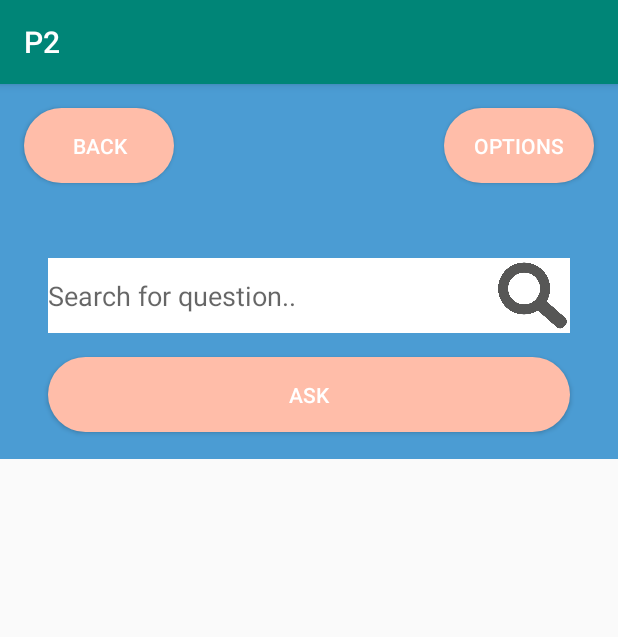
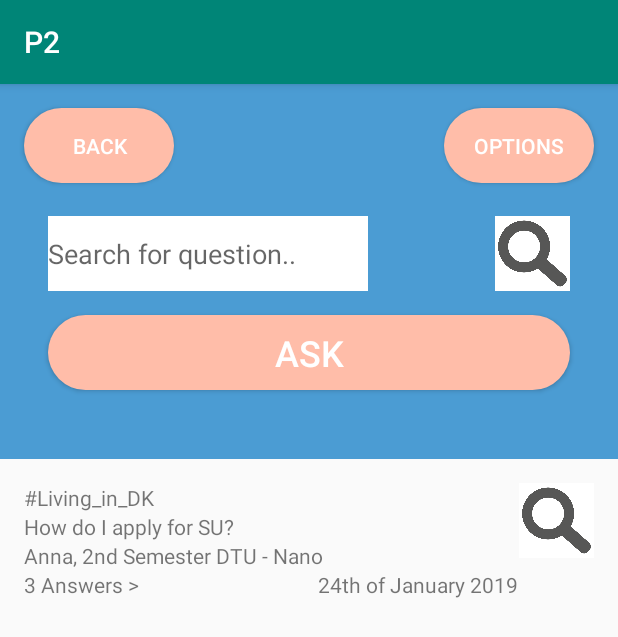
Before and after one commit to bjornwinther/P2, an Android app: the Forum screen opened directly, with no data from a screen before it, on a phone screen of 412 x 824 dp. Shown: the top 637 px of the screen. Run offline under Robolectric (Android 15) with nearby library versions, the light colour scheme and no system bars.

Commit message:
drawable

```diff
--- a/app/src/main/java/com/example/p2/Forum.java
+++ b/app/src/main/java/com/example/p2/Forum.java
@@ -7,6 +7,7 @@ import android.os.Bundle;
 import android.view.View;
 import android.widget.Button;
 import android.widget.EditText;
+import android.widget.TextView;
 
 public class Forum extends AppCompatActivity {
 
@@ -20,8 +21,10 @@ public class Forum extends AppCompatActivity {
     Button options = (Button)findViewById(R.id.OptionsButton);
     Button ask = (Button)findViewById(R.id.BackButton);
     */
+
 /*
-    back.setOnClickListener(new View.OnClickListener(){
+    TextView textView1 = (TextView)findViewById(R.id.textView3);
+    textView1.setOnClickListener(new View.OnClickListener(){
         public void onClick(View view){
             Intent intent = new Intent(Forum.this, MainActivity.class);
             startActivity(intent);
--- a/app/src/main/res/layout/activity_forum.xml
+++ b/app/src/main/res/layout/activity_forum.xml
@@ -23,7 +23,7 @@
         android:layout_height="50dp"
         android:layout_marginStart="32dp"
         android:layout_marginLeft="32dp"
-        android:layout_marginTop="116dp"
+        android:layout_marginTop="88dp"
         android:background="#FFFFFF"
         android:ems="10"
         android:hint="@string/edit_search_question"
@@ -32,6 +32,19 @@
         app:layout_constraintEnd_toEndOf="@+id/imageButton2"
         app:layout_constraintStart_toStartOf="parent"
         app:layout_constraintTop_toTopOf="parent" />
+
+    <ImageButton
+        android:id="@+id/imageButton4"
+        android:layout_width="50dp"
+        android:layout_height="50dp"
+        android:layout_marginEnd="32dp"
+        android:layout_marginRight="32dp"
+        android:adjustViewBounds="true"
+        android:background="#FFFFFF"
+        android:scaleType="centerCrop"
+        app:layout_constraintEnd_toEndOf="parent"
+        app:layout_constraintTop_toTopOf="@+id/SearchForQuestion"
+        app:srcCompat="@drawable/searchicon" />
 
     <Button
         android:id="@+id/Back"
@@ -71,34 +84,82 @@
         android:background="@drawable/button_background"
         android:text="Ask"
         android:textColor="#FFFFFF"
+        android:textSize="24sp"
         app:layout_constraintEnd_toEndOf="parent"
         app:layout_constraintStart_toStartOf="parent"
         app:layout_constraintTop_toBottomOf="@+id/SearchForQuestion" />
+
+    <ScrollView
+        android:id="@+id/scrollView"
+        android:layout_width="0dp"
+        android:layout_height="0dp"
+        android:layout_marginStart="16dp"
+        android:layout_marginLeft="16dp"
+        android:layout_marginTop="16dp"
+        android:layout_marginEnd="16dp"
+        android:layout_marginRight="16dp"
+        android:layout_marginBottom="16dp"
+        app:layout_constraintBottom_toBottomOf="parent"
+        app:layout_constraintEnd_toEndOf="parent"
+        app:layout_constraintStart_toStartOf="parent"
+        app:layout_constraintTop_toBottomOf="@+id/BackgroundBlue" >
+
+        <androidx.constraintlayout.widget.ConstraintLayout
+            android:layout_width="match_parent"
+            android:layout_height="wrap_content">
 
             <ImageButton
                 android:id="@+id/imageButton2"
                 android:layout_width="50dp"
                 android:layout_height="50dp"
-        android:layout_marginEnd="32dp"
-        android:layout_marginRight="32dp"
                 android:adjustViewBounds="true"
                 android:background="#FFFFFF"
                 android:scaleType="centerCrop"
                 app:layout_constraintEnd_toEndOf="parent"
-        app:layout_constraintTop_toTopOf="@+id/SearchForQuestion"
                 app:srcCompat="@drawable/searchicon" />
 
-    <ScrollView
-        android:layout_width="395dp"
-        android:layout_height="465dp"
-        app:layout_constraintEnd_toEndOf="parent"
+            <TextView
+                android:id="@+id/Hashtag1"
+                android:layout_width="0dp"
+                android:layout_height="wrap_content"
+                android:text="#Living_in_DK"
+                app:layout_constraintEnd_toStartOf="@+id/imageButton2"
                 app:layout_constraintStart_toStartOf="parent"
-        tools:layout_editor_absoluteY="258dp">
+                tools:layout_editor_absoluteY="0dp" />
 
-        <LinearLayout
-            android:layout_width="match_parent"
+            <TextView
+                android:id="@+id/Question1"
+                android:layout_width="0dp"
                 android:layout_height="wrap_content"
-            android:orientation="vertical" />
+                android:text="How do I apply for SU?"
+                app:layout_constraintEnd_toStartOf="@+id/imageButton2"
+                app:layout_constraintStart_toStartOf="parent"
+                app:layout_constraintTop_toBottomOf="@+id/Hashtag1" />
+
+            <TextView
+                android:id="@+id/Profile1"
+                android:layout_width="0dp"
+                android:layout_height="wrap_content"
+                android:text="Anna, 2nd Semester DTU - Nano"
+                app:layout_constraintEnd_toStartOf="@+id/imageButton2"
+                app:layout_constraintStart_toStartOf="parent"
+                app:layout_constraintTop_toBottomOf="@+id/Question1" />
+
+            <TextView
+                android:id="@+id/Answers1"
+                android:layout_width="wrap_content"
+                android:layout_height="wrap_content"
+                android:text="3 Answers >"
+                app:layout_constraintTop_toBottomOf="@+id/Profile1" />
+
+            <TextView
+                android:id="@+id/Date1"
+                android:layout_width="wrap_content"
+                android:layout_height="wrap_content"
+                android:text="24th of January 2019"
+                app:layout_constraintEnd_toStartOf="@+id/imageButton2"
+                app:layout_constraintTop_toBottomOf="@+id/Profile1" />
+        </androidx.constraintlayout.widget.ConstraintLayout>
     </ScrollView>
 
 
```
Lines whose indentation alone changed are shown as unchanged.
